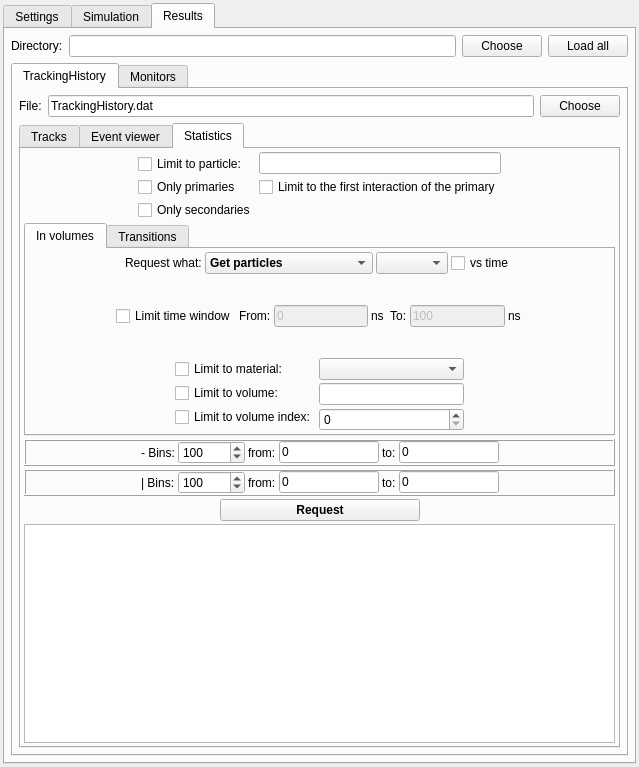
andrmor/ANTS3bundle, file ants3bundle/src/ants3/gui/particleSim/aparticlesimwin.ui: the form before one commit.
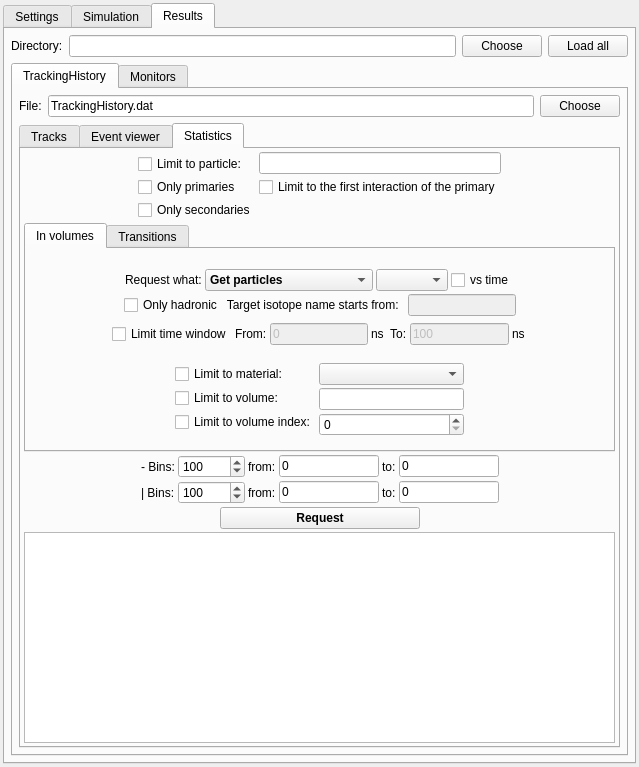
The form after the commit. The open tabs and pages were chosen to show the change.

Commit message: add hadronic options to  process finder

The edit to the form file:
```diff
--- a/ants3bundle/src/ants3/gui/particleSim/aparticlesimwin.ui
+++ b/ants3bundle/src/ants3/gui/particleSim/aparticlesimwin.ui
@@ -2598,6 +2598,12 @@
                     <height>0</height>
                    </size>
                   </property>
+                  <property name="maximumSize">
+                   <size>
+                    <width>16777215</width>
+                    <height>16777215</height>
+                   </size>
+                  </property>
                   <property name="currentIndex">
                    <number>0</number>
                   </property>
@@ -2621,6 +2627,13 @@
                     <property name="bottomMargin">
                      <number>3</number>
                     </property>
+                    <item>
+                     <widget class="QLabel" name="label_9">
+                      <property name="text">
+                       <string>  </string>
+                      </property>
+                     </widget>
+                    </item>
                     <item>
                      <layout class="QHBoxLayout" name="horizontalLayout_31">
                       <item>
@@ -2702,6 +2715,82 @@
                       </item>
                      </layout>
                     </item>
+                    <item>
+                     <widget class="QFrame" name="frLimitHadronicTarget">
+                      <property name="sizePolicy">
+                       <sizepolicy hsizetype="Expanding" vsizetype="Preferred">
+                        <horstretch>0</horstretch>
+                        <verstretch>0</verstretch>
+                       </sizepolicy>
+                      </property>
+                      <property name="frameShape">
+                       <enum>QFrame::NoFrame</enum>
+                      </property>
+                      <property name="frameShadow">
+                       <enum>QFrame::Raised</enum>
+                      </property>
+                      <layout class="QHBoxLayout" name="horizontalLayout_50">
+                       <property name="spacing">
+                        <number>3</number>
+                       </property>
+                       <property name="leftMargin">
+                        <number>1</number>
+                       </property>
+                       <property name="topMargin">
+                        <number>0</number>
+                       </property>
+                       <property name="rightMargin">
+                        <number>1</number>
+                       </property>
+                       <property name="bottomMargin">
+                        <number>0</number>
+                       </property>
+                       <item>
+                        <spacer name="horizontalSpacer_4">
+                         <property name="orientation">
+                          <enum>Qt::Horizontal</enum>
+                         </property>
+                         <property name="sizeHint" stdset="0">
+                          <size>
+                           <width>36</width>
+                           <height>20</height>
+                          </size>
+                         </property>
+                        </spacer>
+                       </item>
+                       <item>
+                        <widget class="QCheckBox" name="cbLimitToHadronic">
+                         <property name="text">
+                          <string>Only hadronic   Target isotope name starts from:</string>
+                         </property>
+                        </widget>
+                       </item>
+                       <item>
+                        <widget class="QLineEdit" name="leLimitHadronicTarget">
+                         <property name="enabled">
+                          <bool>false</bool>
+                         </property>
+                         <property name="toolTip">
+                          <string>isotope name starts from this</string>
+                         </property>
+                        </widget>
+                       </item>
+                       <item>
+                        <spacer name="horizontalSpacer_5">
+                         <property name="orientation">
+                          <enum>Qt::Horizontal</enum>
+                         </property>
+                         <property name="sizeHint" stdset="0">
+                          <size>
+                           <width>36</width>
+                           <height>20</height>
+                          </size>
+                         </property>
+                        </spacer>
+                       </item>
+                      </layout>
+                     </widget>
+                    </item>
                     <item>
                      <widget class="QFrame" name="frTimeAware">
                       <property name="sizePolicy">
@@ -2726,9 +2815,15 @@
                        <property name="spacing">
                         <number>3</number>
                        </property>
+                       <property name="leftMargin">
+                        <number>1</number>
+                       </property>
                        <property name="topMargin">
                         <number>0</number>
                        </property>
+                       <property name="rightMargin">
+                        <number>1</number>
+                       </property>
                        <property name="bottomMargin">
                         <number>0</number>
                        </property>
@@ -2821,6 +2916,19 @@
                       </layout>
                      </widget>
                     </item>
+                    <item>
+                     <spacer name="verticalSpacer_3">
+                      <property name="orientation">
+                       <enum>Qt::Vertical</enum>
+                      </property>
+                      <property name="sizeHint" stdset="0">
+                       <size>
+                        <width>20</width>
+                        <height>10</height>
+                       </size>
+                      </property>
+                     </spacer>
+                    </item>
                     <item>
                      <layout class="QHBoxLayout" name="horizontalLayout_34">
                       <item>
@@ -2895,6 +3003,19 @@
                       </item>
                      </layout>
                     </item>
+                    <item>
+                     <spacer name="verticalSpacer">
+                      <property name="orientation">
+                       <enum>Qt::Vertical</enum>
+                      </property>
+                      <property name="sizeHint" stdset="0">
+                       <size>
+                        <width>20</width>
+                        <height>10</height>
+                       </size>
+                      </property>
+                     </spacer>
+                    </item>
                    </layout>
                   </widget>
                   <widget class="QWidget" name="tab_4">
@@ -3166,7 +3287,7 @@
                    </size>
                   </property>
                   <property name="frameShape">
-                   <enum>QFrame::Box</enum>
+                   <enum>QFrame::NoFrame</enum>
                   </property>
                   <property name="frameShadow">
                    <enum>QFrame::Raised</enum>
@@ -3285,7 +3406,7 @@
                    </size>
                   </property>
                   <property name="frameShape">
-                   <enum>QFrame::Box</enum>
+                   <enum>QFrame::NoFrame</enum>
                   </property>
                   <property name="frameShadow">
                    <enum>QFrame::Raised</enum>
```
Left out of the diff: 250 changed lines with no effect on the pictures. The commit also changes 10 other files.
